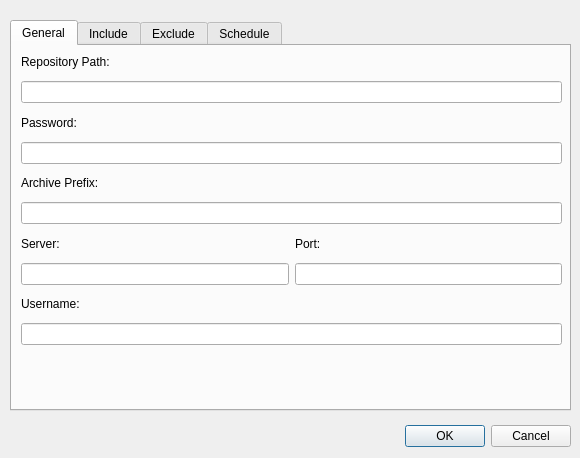
Nebucatnetzer/borg-qt, file borg_qt/static/UI/Settings.ui: the form before one commit.
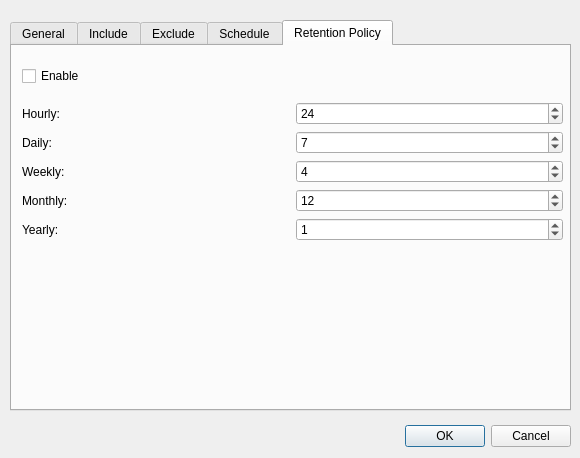
The form after the commit. The open tabs and pages were chosen to show the change. Icons and pictures are not drawn.

```diff
--- a/borg_qt/static/UI/Settings.ui
+++ b/borg_qt/static/UI/Settings.ui
@@ -438,6 +438,131 @@
      </layout>
     </widget>
    </widget>
+   <widget class="QWidget" name="tab">
+    <attribute name="title">
+     <string>Retention Policy</string>
+    </attribute>
+    <widget class="QWidget" name="verticalLayoutWidget_4">
+     <property name="geometry">
+      <rect>
+       <x>10</x>
+       <y>10</y>
+       <width>541</width>
+       <height>191</height>
+      </rect>
+     </property>
+     <layout class="QVBoxLayout" name="layout_policy">
+      <item>
+       <widget class="QCheckBox" name="check_policy_enabled">
+        <property name="maximumSize">
+         <size>
+          <width>16777215</width>
+          <height>30</height>
+         </size>
+        </property>
+        <property name="text">
+         <string>Enable</string>
+        </property>
+        <property name="autoExclusive">
+         <bool>false</bool>
+        </property>
+        <property name="tristate">
+         <bool>false</bool>
+        </property>
+       </widget>
+      </item>
+      <item>
+       <layout class="QGridLayout" name="layout_policy_details">
+        <item row="1" column="0">
+         <widget class="QLabel" name="label_policy_daily">
+          <property name="text">
+           <string>Daily:</string>
+          </property>
+         </widget>
+        </item>
+        <item row="1" column="1">
+         <widget class="QSpinBox" name="spin_policy_daily">
+          <property name="minimum">
+           <number>0</number>
+          </property>
+          <property name="value">
+           <number>7</number>
+          </property>
+         </widget>
+        </item>
+        <item row="2" column="1">
+         <widget class="QSpinBox" name="spin_policy_weekly">
+          <property name="minimum">
+           <number>0</number>
+          </property>
+          <property name="value">
+           <number>4</number>
+          </property>
+         </widget>
+        </item>
+        <item row="0" column="0">
+         <widget class="QLabel" name="label_policy_hourly">
+          <property name="text">
+           <string>Hourly:</string>
+          </property>
+         </widget>
+        </item>
+        <item row="2" column="0">
+         <widget class="QLabel" name="label_policy_weekly">
+          <property name="text">
+           <string>Weekly:</string>
+          </property>
+         </widget>
+        </item>
+        <item row="3" column="0">
+         <widget class="QLabel" name="label_policy_monthly">
+          <property name="text">
+           <string>Monthly:</string>
+          </property>
+         </widget>
+        </item>
+        <item row="3" column="1">
+         <widget class="QSpinBox" name="spin_policy_monthly">
+          <property name="minimum">
+           <number>0</number>
+          </property>
+          <property name="value">
+           <number>12</number>
+          </property>
+         </widget>
+        </item>
+        <item row="0" column="1">
+         <widget class="QSpinBox" name="spin_policy_hourly">
+          <property name="minimum">
+           <number>0</number>
+          </property>
+          <property name="value">
+           <number>24</number>
+          </property>
+         </widget>
+        </item>
+        <item row="4" column="1">
+         <widget class="QSpinBox" name="spin_policy_yearly">
+          <property name="minimum">
+           <number>0</number>
+          </property>
+          <property name="value">
+           <number>1</number>
+          </property>
+         </widget>
+        </item>
+        <item row="4" column="0">
+         <widget class="QLabel" name="label_policy_yearly">
+          <property name="text">
+           <string>Yearly:</string>
+          </property>
+         </widget>
+        </item>
+       </layout>
+      </item>
+     </layout>
+    </widget>
+   </widget>
   </widget>
  </widget>
  <resources/>
```
Left out of the diff: 2 changed lines with no effect on the pictures.
